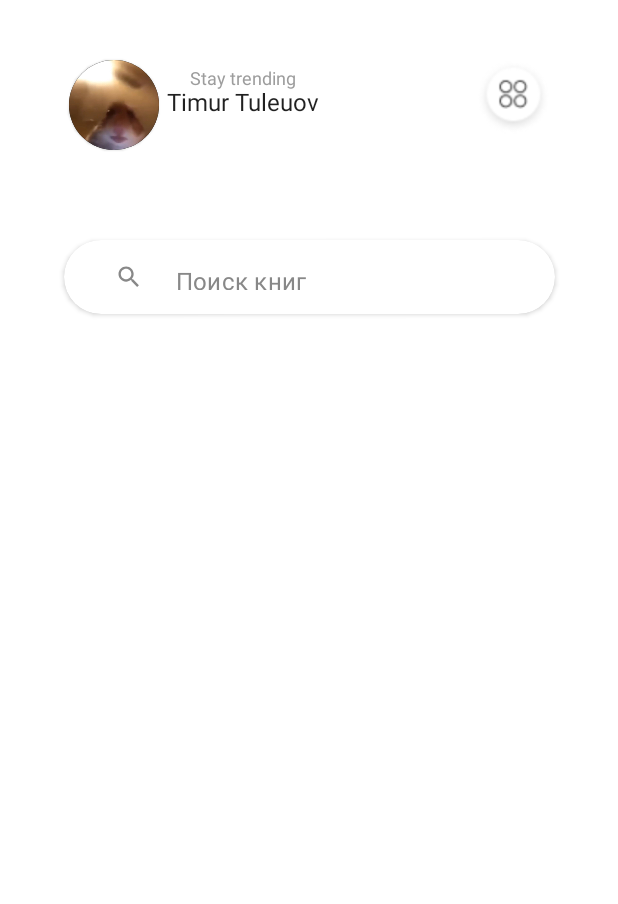
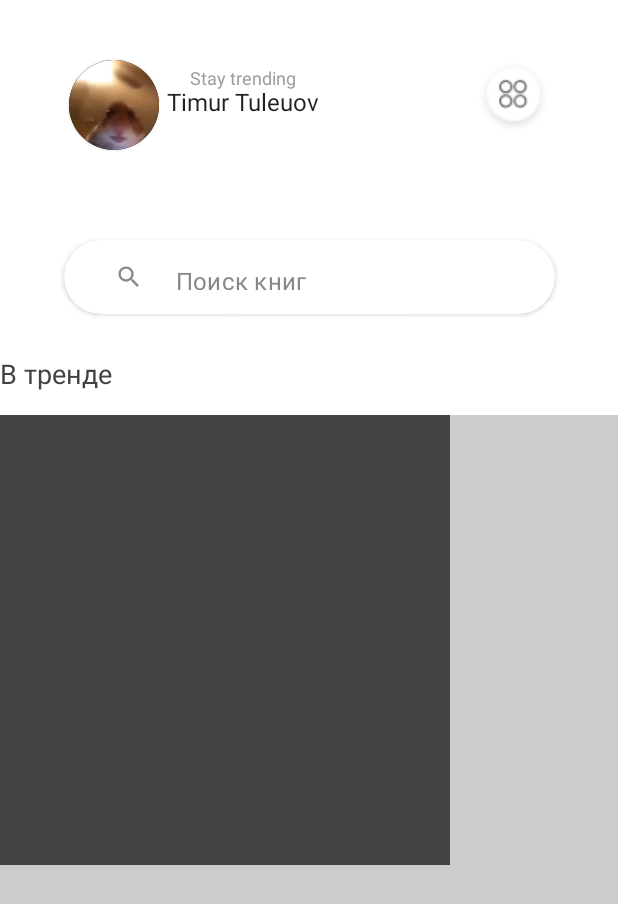
Before and after one commit to timurtuleuov/Book-Reader, an Android app built with Jetpack Compose: the screen it shows after launch (MainActivity), on a phone screen of 412 x 824 dp. Shown: the top 904 px of the screen. Run offline under Robolectric (Android 15) with nearby library versions, the phone set to English and light mode, and no system bars.

```diff
--- a/app/src/main/java/space/tuleuov/bookreader/MainActivity.kt
+++ b/app/src/main/java/space/tuleuov/bookreader/MainActivity.kt
@@ -9,6 +9,7 @@ import androidx.compose.material.Surface
 import androidx.compose.ui.Alignment
 import androidx.compose.ui.Modifier
 import androidx.compose.ui.unit.dp
+import space.tuleuov.bookreader.ui.component.BooksListPreview
 import space.tuleuov.bookreader.ui.component.SearchViewPreview
 import space.tuleuov.bookreader.ui.component.UserPreview
 import space.tuleuov.bookreader.ui.theme.BookReaderTheme
@@ -31,7 +32,8 @@ class MainActivity : ComponentActivity() {
                         UserPreview()
                         Spacer(modifier = Modifier.height(60.dp))
                         SearchViewPreview()
-
+                        Spacer(modifier = Modifier.height(30.dp))
+                        BooksListPreview()
 
                     }
                 }
--- /dev/null
+++ b/app/src/main/java/space/tuleuov/bookreader/ui/component/BooksListPreview.kt
@@ -0,0 +1,86 @@
+package space.tuleuov.bookreader.ui.component
+
+import androidx.compose.foundation.layout.Column
+import androidx.compose.foundation.layout.fillMaxSize
+import androidx.compose.foundation.layout.padding
+import androidx.compose.runtime.*
+import androidx.compose.foundation.background
+import androidx.compose.foundation.gestures.Orientation
+import androidx.compose.foundation.layout.*
+import androidx.compose.material.*
+import androidx.compose.ui.Modifier
+import androidx.compose.ui.graphics.Color
+import androidx.compose.ui.platform.LocalDensity
+import androidx.compose.ui.unit.IntOffset
+import androidx.compose.ui.unit.dp
+import androidx.compose.ui.unit.sp
+import space.tuleuov.bookreader.ui.theme.TextTitle
+import kotlin.math.roundToInt
+
+
+@Composable
+fun BooksListPreview() {
+    Column(
+        modifier = Modifier.fillMaxSize(),
+        verticalArrangement = Arrangement.spacedBy(16.dp)
+    ) {
+        Title()
+        SwipeableSample()
+    }
+}
+
+@Composable
+fun Title() {
+    Text(
+        text = "В тренде",
+        fontSize = 18.sp,
+        color = TextTitle
+    )
+}
+
+@OptIn(ExperimentalMaterialApi::class)
+@Composable
+private fun SwipeableSample() {
+
+    val squareSize = 500.dp
+
+    val swipeableState = rememberSwipeableState(0)
+    val sizePx = with(LocalDensity.current) { squareSize.toPx() }
+    val anchors = mapOf(0f to 0, sizePx to 1) // Maps anchor points (in px) to states
+
+    Box(
+        modifier = Modifier
+            .fillMaxSize()
+            .swipeable(
+                state = swipeableState,
+                anchors = anchors,
+                thresholds = { _, _ -> FractionalThreshold(0.3f) },
+                orientation = Orientation.Horizontal
+            )
+            .background(Color.LightGray)
+    ) {
+        Box(
+            Modifier
+                .offset { IntOffset(swipeableState.offset.value.roundToInt(), 0) }
+                .size(300.dp)
+                .background(Color.DarkGray)
+        )
+    }
+}
+
+@Composable
+fun BookItem(book: String) {
+    Box(
+        modifier = Modifier
+            .size(120.dp, 160.dp)
+            .background(Color.Gray)
+    ) {
+        Text(
+            text = book,
+            color = Color.White,
+            modifier = Modifier
+                .fillMaxSize()
+                .padding(8.dp)
+        )
+    }
+}
--- a/app/src/main/java/space/tuleuov/bookreader/ui/theme/Color.kt
+++ b/app/src/main/java/space/tuleuov/bookreader/ui/theme/Color.kt
@@ -7,3 +7,4 @@ val Purple500 = Color(0xFF6200EE)
 val Purple700 = Color(0xFF3700B3)
 val Teal200 = Color(0xFF03DAC5)
 val SupportText = Color(0xFF9D9D9D)
+val TextTitle = Color(0xFF424242)
--- a/app/src/main/res/values/strings.xml
+++ b/app/src/main/res/values/strings.xml
@@ -1,3 +1,4 @@
 <resources>
     <string name="app_name">BookReader</string>
+    <string name="title_activity_pdfviewer">PDFViewerActivity</string>
 </resources>
```
Also changed, not shown: app/src/main/AndroidManifest.xml (+7 -0 lines), app/src/main/java/space/tuleuov/bookreader/PDFViewerActivity.kt (added, +43 -0 lines), app/src/main/java/space/tuleuov/bookreader/books/model/LocalBook.kt (added, +11 -0 lines), app/src/main/java/space/tuleuov/bookreader/books/model/TestData.kt (added, +144 -0 lines).
